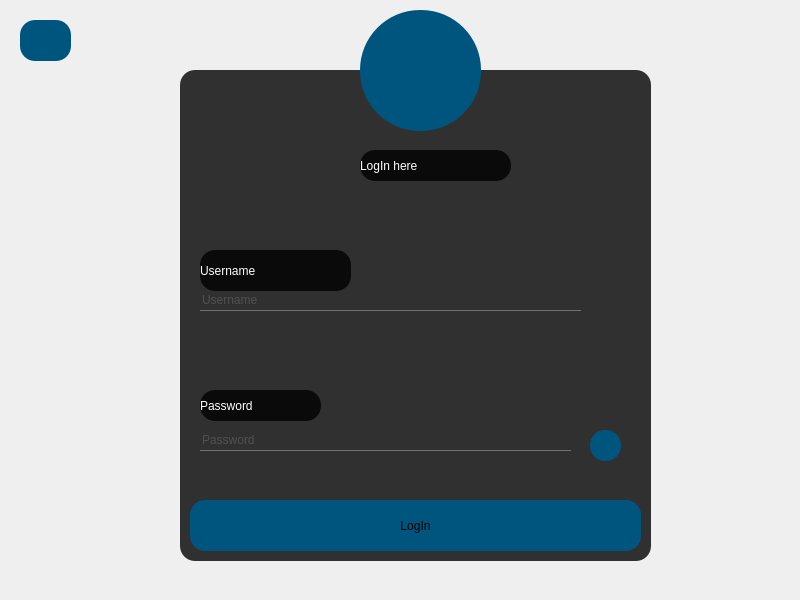
Old version of the form messenger/login.ui in the repository aliomidi3002/Messenger.
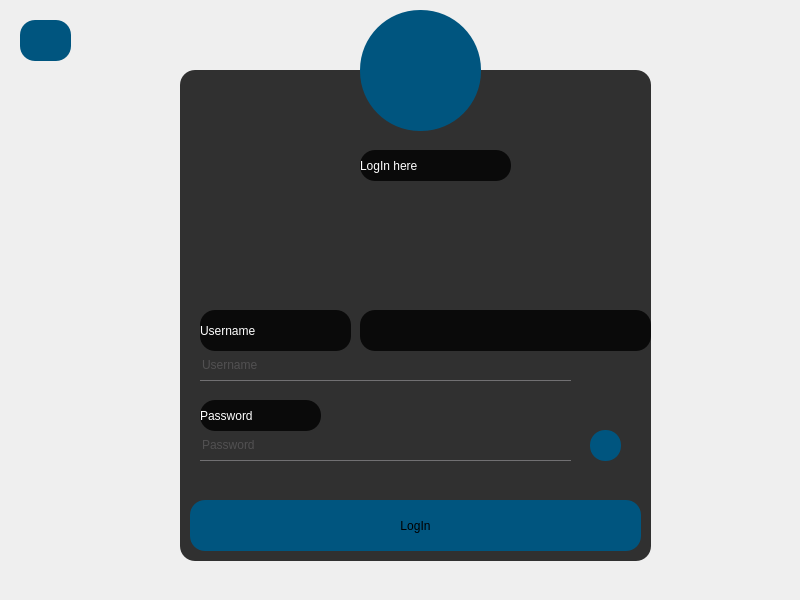
New version of the form. Icons and pictures are not drawn.

```diff
--- a/messenger/login.ui
+++ b/messenger/login.ui
@@ -41,11 +41,6 @@
 }
 
 
-QLabel{
-color:white;
-border-radius:15px;
-font: 900 14pt &quot;Segoe UI Black&quot;;
-}
 
 
 QLineEdit{
@@ -92,6 +87,14 @@
       <height>31</height>
      </rect>
     </property>
+    <property name="styleSheet">
+     <string notr="true">QLabel{
+color:white;
+border-radius:15px;
+font: 900 14pt &quot;Segoe UI Black&quot;;
+}
+</string>
+    </property>
     <property name="text">
      <string>LogIn here</string>
     </property>
@@ -100,11 +103,19 @@
     <property name="geometry">
      <rect>
       <x>20</x>
-      <y>180</y>
+      <y>240</y>
       <width>151</width>
       <height>41</height>
      </rect>
     </property>
+    <property name="styleSheet">
+     <string notr="true">QLabel{
+color:white;
+border-radius:15px;
+font: 900 14pt &quot;Segoe UI Black&quot;;
+}
+</string>
+    </property>
     <property name="text">
      <string>Username</string>
     </property>
@@ -113,11 +124,14 @@
     <property name="geometry">
      <rect>
       <x>20</x>
-      <y>220</y>
-      <width>381</width>
-      <height>21</height>
+      <y>280</y>
+      <width>371</width>
+      <height>31</height>
      </rect>
     </property>
+    <property name="styleSheet">
+     <string notr="true">font: 12pt &quot;Segoe UI&quot;;</string>
+    </property>
     <property name="placeholderText">
      <string>Username</string>
     </property>
@@ -126,11 +140,19 @@
     <property name="geometry">
      <rect>
       <x>20</x>
-      <y>320</y>
+      <y>330</y>
       <width>121</width>
       <height>31</height>
      </rect>
     </property>
+    <property name="styleSheet">
+     <string notr="true">QLabel{
+color:white;
+border-radius:15px;
+font: 900 14pt &quot;Segoe UI Black&quot;;
+}
+</string>
+    </property>
     <property name="text">
      <string>Password</string>
     </property>
@@ -141,9 +163,12 @@
       <x>20</x>
       <y>360</y>
       <width>371</width>
-      <height>21</height>
+      <height>31</height>
      </rect>
     </property>
+    <property name="styleSheet">
+     <string notr="true">font: 12pt &quot;Segoe UI&quot;;</string>
+    </property>
     <property name="echoMode">
      <enum>QLineEdit::Password</enum>
     </property>
@@ -174,6 +199,19 @@
      </size>
     </property>
    </widget>
+   <widget class="QLabel" name="label_4">
+    <property name="geometry">
+     <rect>
+      <x>180</x>
+      <y>240</y>
+      <width>291</width>
+      <height>41</height>
+     </rect>
+    </property>
+    <property name="text">
+     <string/>
+    </property>
+   </widget>
   </widget>
   <widget class="QToolButton" name="toolButton">
    <property name="geometry">
```
